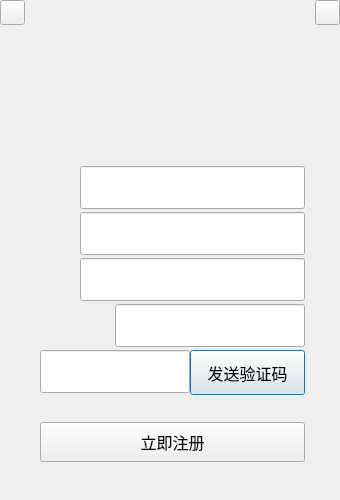
This is 1110_login_test_by_Yunyue/Signup.ui in lzzzhy/Jarvis-For-Chat-Function as Qt 5 draws it before an edit. The edited form follows.
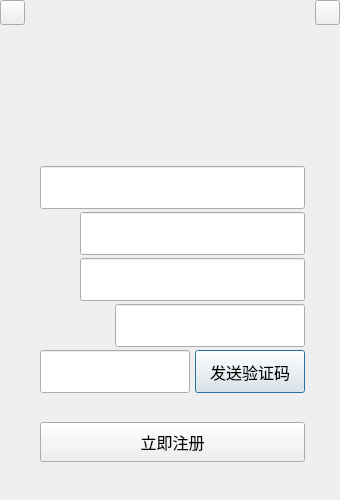
This is the edited form.

Patch:
```diff
--- a/1110_login_test_by_Yunyue/Signup.ui
+++ b/1110_login_test_by_Yunyue/Signup.ui
@@ -25,10 +25,10 @@
    <widget class="QPushButton" name="PB_vcode">
     <property name="geometry">
      <rect>
-      <x>190</x>
+      <x>195</x>
       <y>350</y>
-      <width>115</width>
-      <height>45</height>
+      <width>110</width>
+      <height>43</height>
      </rect>
     </property>
     <property name="font">
@@ -44,9 +44,9 @@
    <widget class="QLineEdit" name="LE_username">
     <property name="geometry">
      <rect>
-      <x>80</x>
+      <x>40</x>
       <y>166</y>
-      <width>225</width>
+      <width>265</width>
       <height>43</height>
      </rect>
     </property>
@@ -60,10 +60,10 @@
    <widget class="QLabel" name="LBP_username">
     <property name="geometry">
      <rect>
-      <x>40</x>
-      <y>166</y>
-      <width>40</width>
-      <height>43</height>
+      <x>48</x>
+      <y>174</y>
+      <width>24</width>
+      <height>27</height>
      </rect>
     </property>
     <property name="text">
```
Left out of the diff: 26 changed lines with no effect on the pictures.
